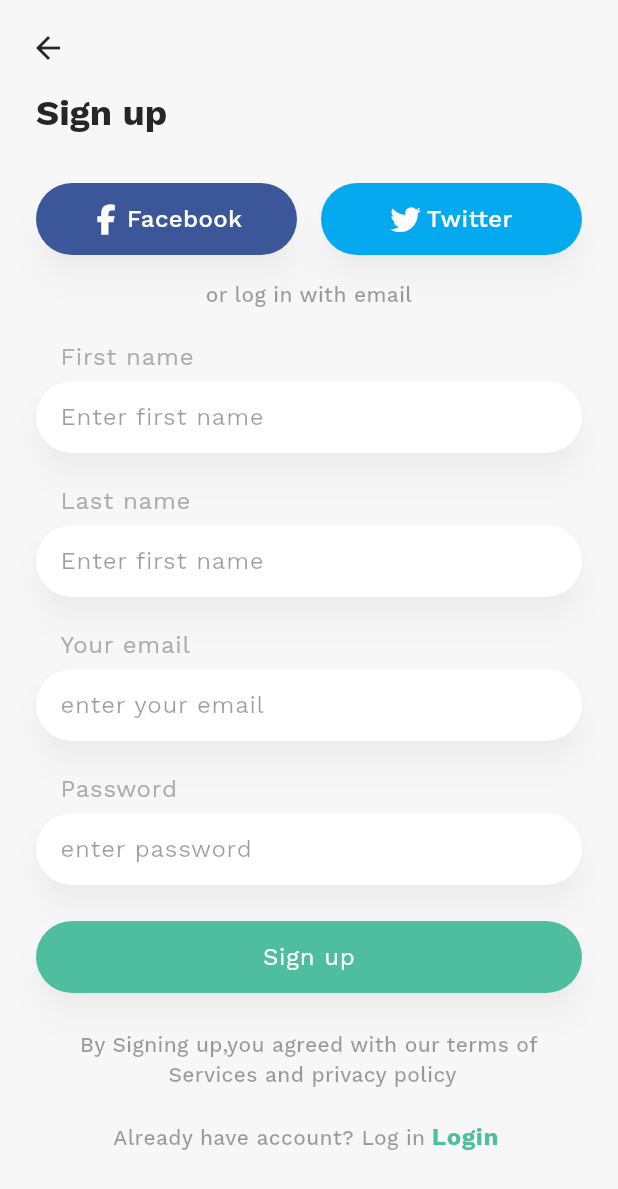
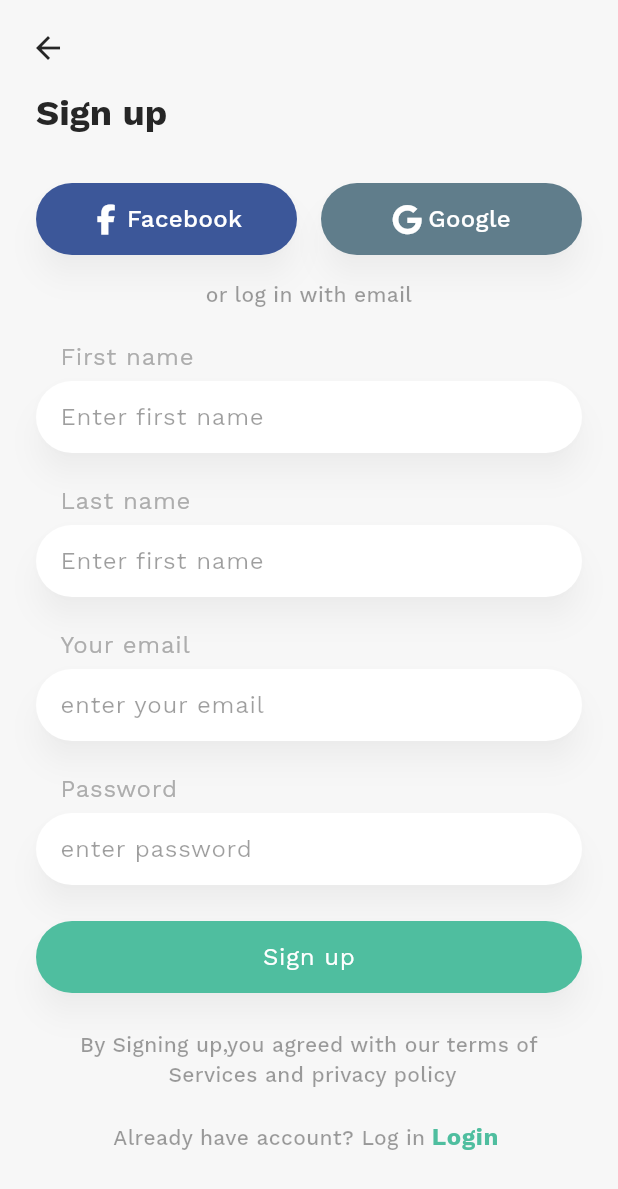
Before and after one commit to nguyentranlht/Flutter_hotel_booking_ver2, a Flutter app: the SignUpScreen screen opened directly, on a phone screen of 412 x 824 dp. Shown: the top 1189 px of the screen. Run offline on Flutter 3.47's test engine with Material 3 defaults, Android fonts, the phone set to English and light mode, and no system bars; our stand-ins replace bloc, cloud_firestore, equatable, firebase_auth, firebase_core, firebase_database and 10 more; missing offline and left inert: flutter_login_facebook; accounts and stored records are empty; generated files the repository leaves out were written again.

Commit message:
add login gg nhưng còn bug

```diff
--- a/flutter_hotel_booking_ver2/lib/l10n/app_vi.arb
+++ b/flutter_hotel_booking_ver2/lib/l10n/app_vi.arb
@@ -2,10 +2,10 @@
     "best_hotel_deals": "Ưu đãi khách sạn tốt nhất cho kỳ nghỉ của bạn",
     "already_have_account": "Đã có tài khoản? Đăng nhập",
     "get_started": "Bắt đầu",
-    "plan_your_trips" : "Lên kế hoạch cho chuyến đi của bạn",
+    "plan_your_trips" : "Lên kế hoạch cho chuyến đi",
     "book_one_of_your":"Đặt một khách sạn độc đáo để\ntrải nghiệm khác biệt",
     "find_best_deals" : "Tìm ưu đãi tốt nhất",
-    "find_deals_for_any":"Tìm ưu đãi cho mọi mùa từ những ngôi nhà ấm cúng\nở nông thôn đến căn hộ trong thành phố",
+    "find_deals_for_any":"Tìm ưu đãi cho từ những ngôi nhà ấm cúng\nđến căn hộ trong thành phố",
     "best_travelling_all_time":"Chuyến đi tốt nhất mọi thời đại",
     "login" : "Đăng nhập",
     "create_account":"Tạo tài khoản",
--- a/flutter_hotel_booking_ver2/lib/modules/login/facebook_twitter_button_view.dart
+++ b/flutter_hotel_booking_ver2/lib/modules/login/facebook_twitter_button_view.dart
@@ -1,16 +1,19 @@
 import 'package:flutter/material.dart';
+import 'package:flutter_bloc/flutter_bloc.dart';
 import 'package:font_awesome_flutter/font_awesome_flutter.dart';
 import 'package:flutter_hotel_booking_ver2/widgets/common_button.dart';
+
+import '../../futures/authentication_bloc/authentication_bloc.dart';
 
 class FacebookTwitterButtonView extends StatelessWidget {
   const FacebookTwitterButtonView({Key? key}) : super(key: key);
 
   @override
   Widget build(BuildContext context) {
-    return _fTButtonUI();
+    return _fTButtonUI(context);
   }
 
-  Widget _fTButtonUI() {
+  Widget _fTButtonUI(BuildContext context) {
     return Row(
       children: <Widget>[
         const SizedBox(
@@ -21,6 +24,9 @@ class FacebookTwitterButtonView extends StatelessWidget {
             padding: EdgeInsets.zero,
             backgroundColor: const Color(0xff3c5799),
             buttonTextWidget: _buttonTextUI(),
+            onTap: () {
+                context.read<AuthenticationBloc>().add(SignInWithFacebookRequested());
+              },
           ),
         ),
         const SizedBox(
@@ -29,8 +35,11 @@ class FacebookTwitterButtonView extends StatelessWidget {
         Expanded(
           child: CommonButton(
             padding: EdgeInsets.zero,
-            backgroundColor: const Color(0xff05a9f0),
+            backgroundColor: Colors.blueGrey,
             buttonTextWidget: _buttonTextUI(isFacebook: false),
+            onTap: () {
+                context.read<AuthenticationBloc>().add(SignInWithGoogleRequested());
+              },
           ),
         ),
         const SizedBox(
@@ -45,13 +54,13 @@ class FacebookTwitterButtonView extends StatelessWidget {
       mainAxisAlignment: MainAxisAlignment.center,
       crossAxisAlignment: CrossAxisAlignment.center,
       children: <Widget>[
-        Icon(isFacebook ? FontAwesomeIcons.facebookF : FontAwesomeIcons.twitter,
+        Icon(isFacebook ? FontAwesomeIcons.facebookF : FontAwesomeIcons.google,
             size: 20, color: Colors.white),
         const SizedBox(
           width: 4,
         ),
         Text(
-          isFacebook ? "Facebook" : "Twitter",
+          isFacebook ? "Facebook" : "Google",
           style: const TextStyle(
               fontWeight: FontWeight.w500, fontSize: 16, color: Colors.white),
         ),
```
